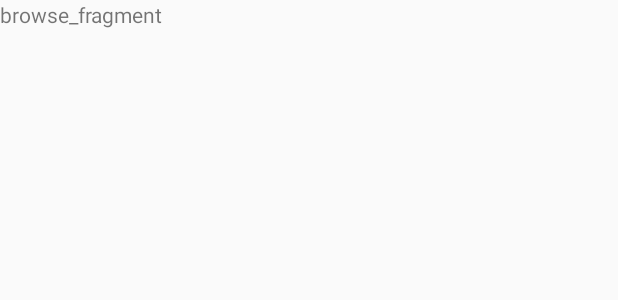
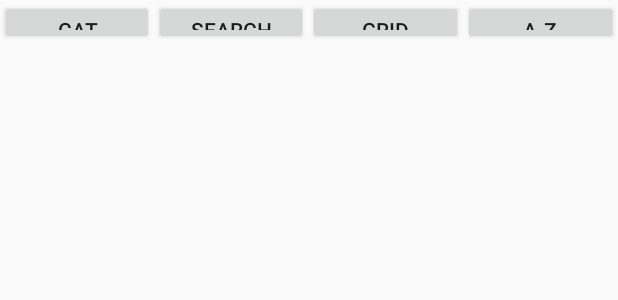
Before and after one commit to chearuno/Mobile-Portfolio, an Android app: the layout fragment_browse.xml on its own in the app's theme, with its tools: preview values and no code run, on a phone screen of 412 x 824 dp. Shown: the top 300 px of the screen. Run offline under Robolectric (Android 15) with nearby library versions, the light colour scheme and no system bars.

Commit message:
Create Browse fragment top buttons

```diff
--- a/app/src/main/java/com/example/mobileportfolio/Fragments/Browse.java
+++ b/app/src/main/java/com/example/mobileportfolio/Fragments/Browse.java
@@ -15,7 +15,7 @@
     public View onCreateView(LayoutInflater inflater, ViewGroup container,
                              Bundle savedInstanceState) {
         // Inflate the layout for this fragment
-        return inflater.inflate(R.layout.fragment_view, container, false);
+        return inflater.inflate(R.layout.fragment_browse, container, false);
     }
 
 }
--- a/app/src/main/res/layout/fragment_browse.xml
+++ b/app/src/main/res/layout/fragment_browse.xml
@@ -1,14 +1,36 @@
 <?xml version="1.0" encoding="utf-8"?>
-<FrameLayout xmlns:android="http://schemas.android.com/apk/res/android"
+<LinearLayout xmlns:android="http://schemas.android.com/apk/res/android"
     xmlns:tools="http://schemas.android.com/tools"
     android:layout_width="match_parent"
-    android:layout_height="match_parent"
+    android:layout_height="30dp"
+
     tools:context=".Fragments.Browse">
 
-    <!-- TODO: Update blank fragment layout -->
-    <TextView
-        android:layout_width="match_parent"
-        android:layout_height="match_parent"
-        android:text="browse_fragment" />
+    <Button
+        android:id="@+id/button_cat"
+        android:layout_width="wrap_content"
+        android:layout_height="wrap_content"
+        android:layout_weight="1"
+        android:text="Cat" />
 
-</FrameLayout>
+    <Button
+        android:id="@+id/button_search"
+        android:layout_width="wrap_content"
+        android:layout_height="wrap_content"
+        android:layout_weight="1"
+        android:text="Search" />
+
+    <Button
+        android:id="@+id/button_grid"
+        android:layout_width="wrap_content"
+        android:layout_height="wrap_content"
+        android:layout_weight="1"
+        android:text="Grid" />
+
+    <Button
+        android:id="@+id/A-Z"
+        android:layout_width="wrap_content"
+        android:layout_height="wrap_content"
+        android:layout_weight="1"
+        android:text="A-Z" />
+</LinearLayout>
```
